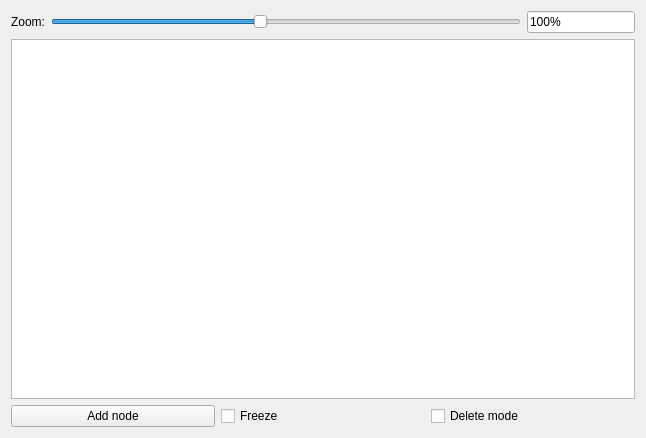
timattt/Cognitia-II, file Sources/App/CourseUnitViewer/courseunitviewer.ui: the form before one commit.
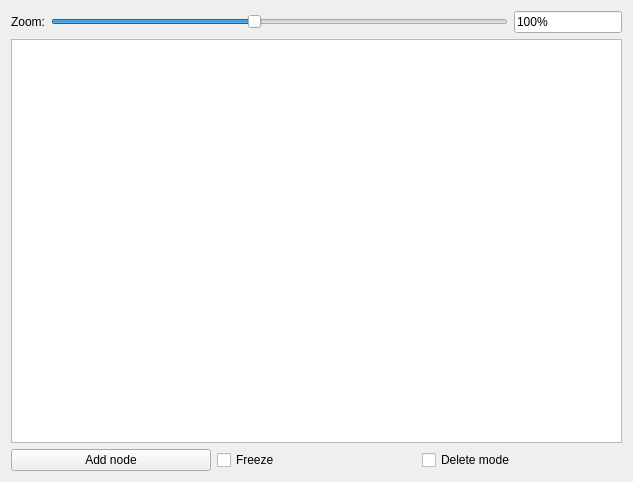
The form after the commit.

Commit message: CourseEditor | Feature | Node delete checkbox

Patch:
```diff
--- a/Sources/App/CourseUnitViewer/courseunitviewer.ui
+++ b/Sources/App/CourseUnitViewer/courseunitviewer.ui
@@ -6,8 +6,8 @@
    <rect>
     <x>0</x>
     <y>0</y>
-    <width>646</width>
-    <height>438</height>
+    <width>633</width>
+    <height>482</height>
    </rect>
   </property>
   <property name="windowTitle">
```
The commit also changes 3 other files.
